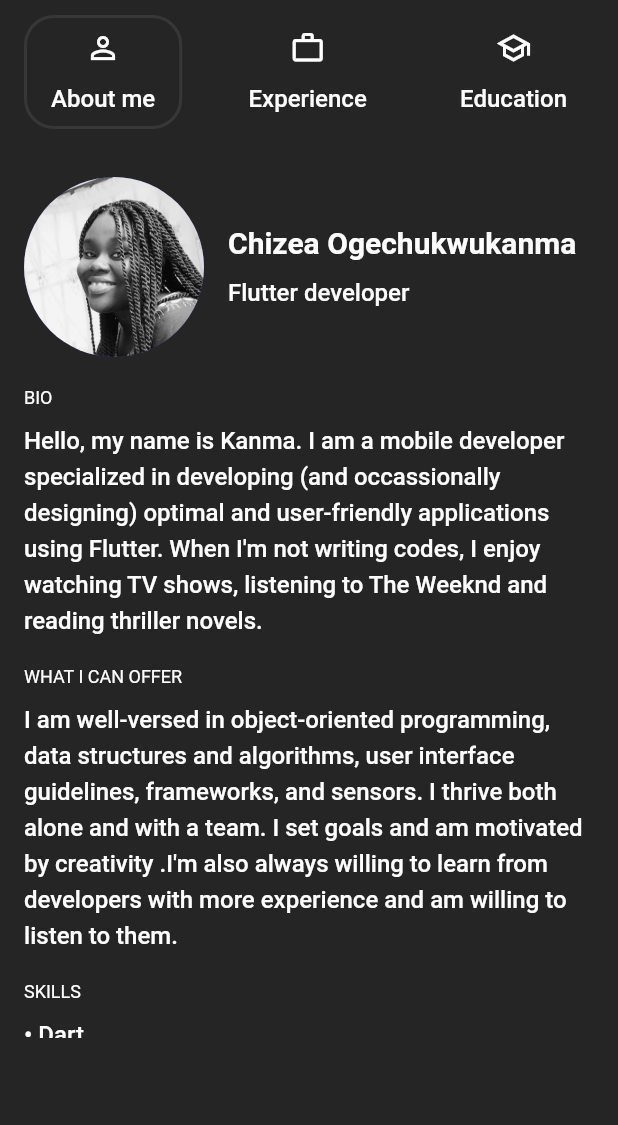
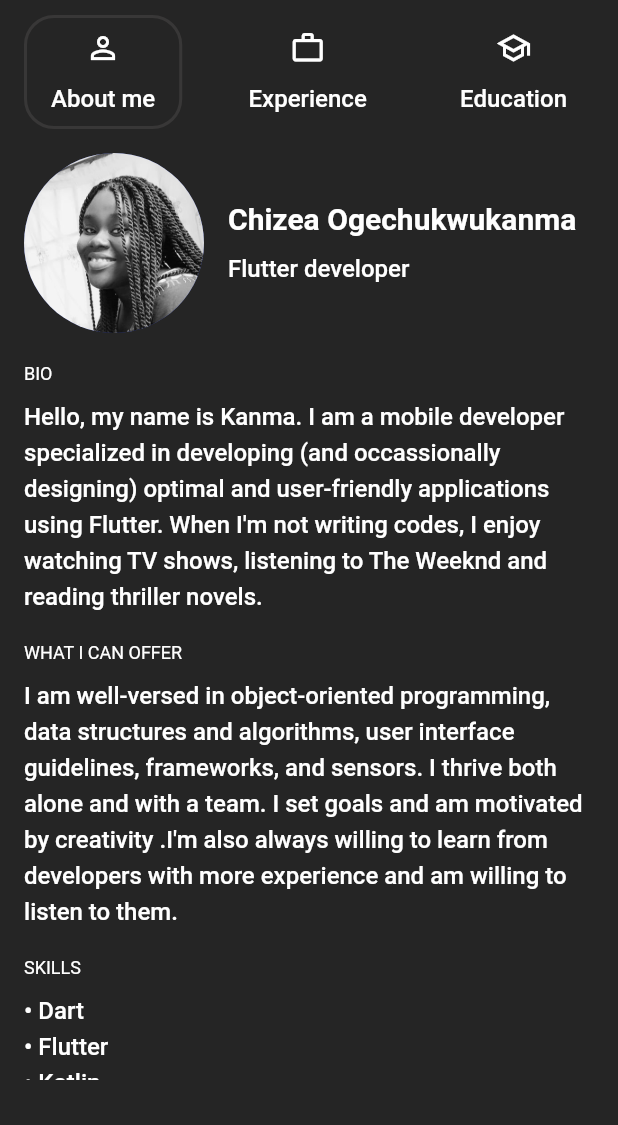
Before and after one commit to KanmaChizea/resume_app, a Flutter app: the screen it shows after launch, after a tap on the "dark mode" icon, on a phone screen of 412 x 824 dp, the part 111-1236 px from its top. Run offline on Flutter 3.47's test engine with Material 2 defaults, Android fonts, the phone set to English and light mode, and no system bars; our stand-ins replace flutter_bloc, flutter_svg.

Commit message:
second commit

```diff
--- a/lib/core/styles/colors.dart
+++ b/lib/core/styles/colors.dart
@@ -1,5 +1,5 @@
 import 'package:flutter/material.dart';
 
-const primaryColor = Color(0xFF151E3D);
+const primaryColor = Color(0xFF1B3979);
 const black = Color(0xFF252525);
 const grey = Color(0xFF383737);
--- a/lib/data/constants/about.dart
+++ b/lib/data/constants/about.dart
@@ -9,8 +9,6 @@ List<Widget> smList = [
   SMLink(SocialMedia(
       iconPath: 'assets/linkedin.svg',
       link: 'https://www.linkedin.com/in/ogechukwukanma-chizea-42498461')),
-  SMLink(SocialMedia(
-      iconPath: 'assets/gmail.svg', link: 'mailto:hchizea@gmail.com')),
   SMLink(SocialMedia(
       iconPath: 'assets/github.svg', link: 'https://github.com/KanmaChizea')),
 ];
--- a/lib/main.dart
+++ b/lib/main.dart
@@ -46,7 +46,7 @@ class Resume extends StatelessWidget {
   Widget build(BuildContext context) {
     return Scaffold(
         body: Padding(
-      padding: const EdgeInsets.symmetric(horizontal: 16, vertical: 36),
+      padding: const EdgeInsets.fromLTRB(16, 36, 16, 0),
       child: Column(crossAxisAlignment: CrossAxisAlignment.start, children: [
         Row(
           mainAxisAlignment: MainAxisAlignment.spaceBetween,
@@ -68,16 +68,15 @@ class Resume extends StatelessWidget {
                       : Axis.horizontal,
               children: [
                 const CustomTabBar(),
-                Padding(
+                Container(
+                  width: MediaQuery.of(context).size.width - 160,
+                  height: MediaQuery.of(context).size.height - 190,
                   padding:
                       MediaQuery.of(context).orientation == Orientation.portrait
-                          ? const EdgeInsets.only(top: 32)
-                          : const EdgeInsets.only(left: 16),
-                  child: SizedBox(
-                    width: MediaQuery.of(context).size.width - 160,
-                    height: MediaQuery.of(context).size.height - 250,
-                    child: BlocBuilder<TabBarCubit, int>(
-                        builder: (context, state) {
+                          ? const EdgeInsets.only(top: 16)
+                          : const EdgeInsets.only(left: 20),
+                  child:
+                      BlocBuilder<TabBarCubit, int>(builder: (context, state) {
                     switch (state) {
                       case 0:
                         return const AboutMe();
@@ -88,7 +87,6 @@ class Resume extends StatelessWidget {
                     }
                   }),
                 ),
-                ),
               ]),
         )
       ]),
--- a/lib/widgets/about/social_media_links.dart
+++ b/lib/widgets/about/social_media_links.dart
@@ -16,9 +16,9 @@ class SMLink extends StatelessWidget {
     return IconButton(
       onPressed: () async {
         final url = Uri.parse(socialMedia.link);
-        if (await canLaunchUrl(url)) {
+        try {
           launchUrl(url);
-        } else {
+        } catch (e) {
           ScaffoldMessenger.of(context).showSnackBar(
               const SnackBar(content: Text('Something went wrong!')));
         }
```
Also changed, not shown: assets/gmail.svg (deleted), 4 other files. Lines whose indentation alone changed are shown as unchanged.
